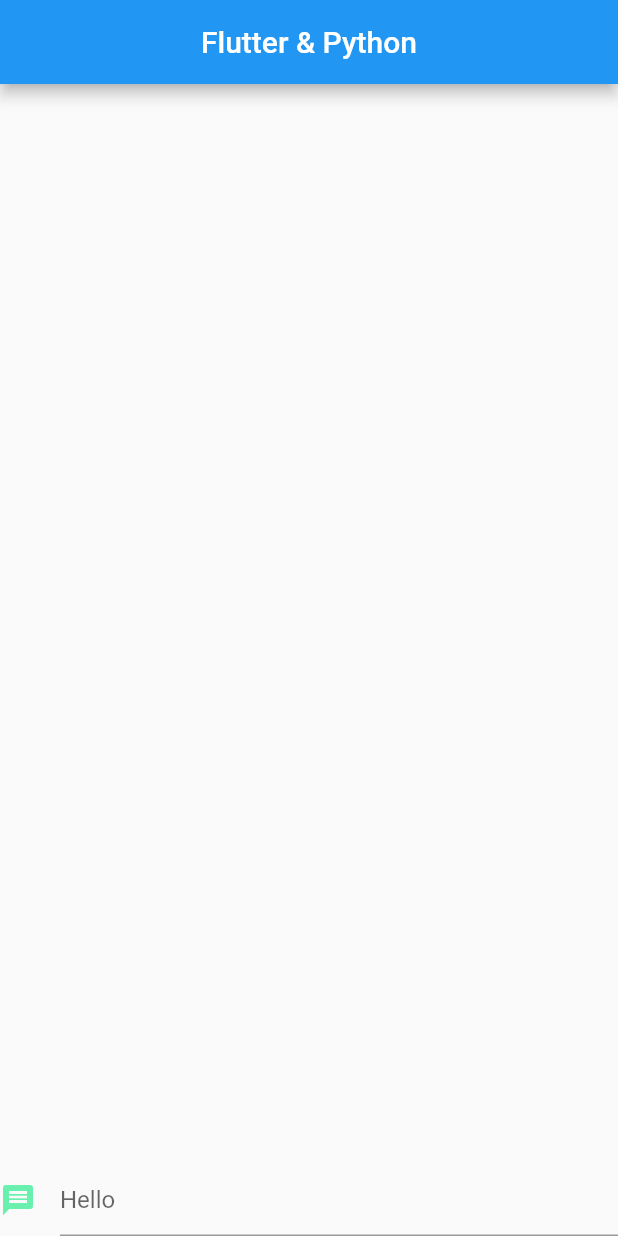
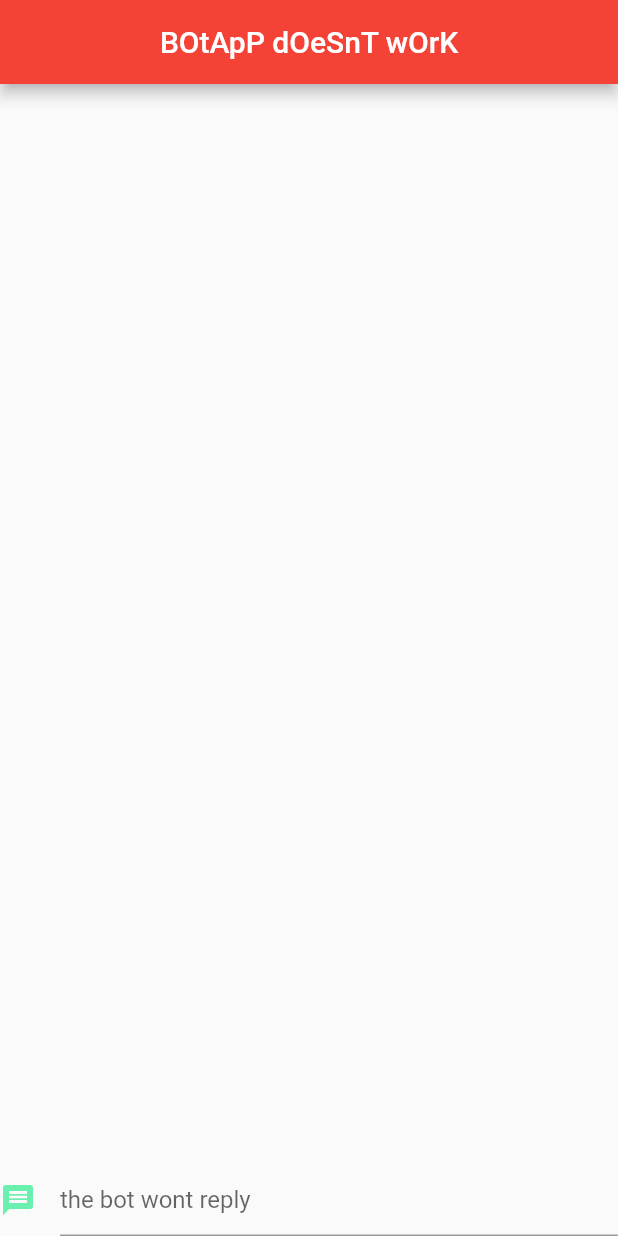
Before and after one commit to abhithegreatII/botapp, a Flutter app: the screen it shows after launch, on a phone screen of 412 x 824 dp. Run offline on Flutter 3.47's test engine with Material 2 defaults, Android fonts, the phone set to English and light mode, and no system bars; our stand-ins replace bubble.

Commit message:
added url

```diff
--- a/botappflutter/lib/main.dart
+++ b/botappflutter/lib/main.dart
@@ -10,9 +10,9 @@
     return MaterialApp(
       title: 'Chatbot Flask',
       theme: ThemeData(
-primarySwatch: Colors.blue,
+primarySwatch: Colors.red,
       ),
-      home: MyHomePage(title: 'Flutter & Python'),
+      home: MyHomePage(title: 'BOtApP dOeSnT wOrK'),
     );
   }
 }
@@ -25,14 +25,14 @@
 class _MyHomePageState extends State<MyHomePage> {
 final GlobalKey<AnimatedListState> _listKey = GlobalKey();
   List<String> _data = [];
-  static const String BOT_URL = "https://supercodebot.herokuapp.com"; // replace with server address
+  static const String BOT_URL = "https://botapp-first.herokuapp.com/"; // replace with server address
   TextEditingController _queryController = TextEditingController();
 @override
   Widget build(BuildContext context) {
 return Scaffold(
       appBar: AppBar(
         centerTitle: true,
-        title: Text("Flutter & Python"),
+        title: Text("BOtApP dOeSnT wOrK"),
       ),
       body: Stack(
         children: <Widget>[
@@ -49,7 +49,7 @@
             child: TextField(
               decoration: InputDecoration(
                 icon: Icon(Icons.message, color: Colors.greenAccent,),
-                hintText: "Hello",
+                hintText: "the bot wont reply",
               ),
               controller: _queryController,
               textInputAction: TextInputAction.send,
```
